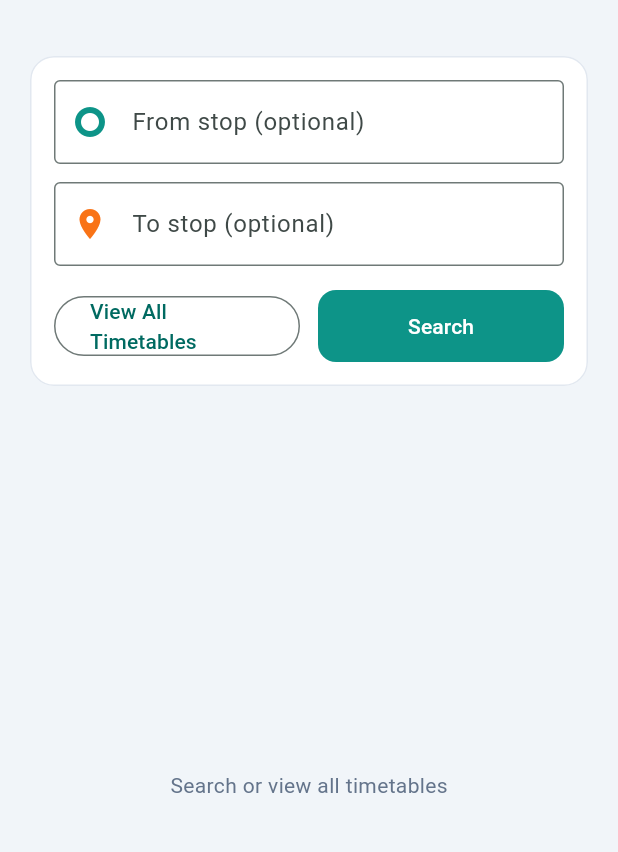
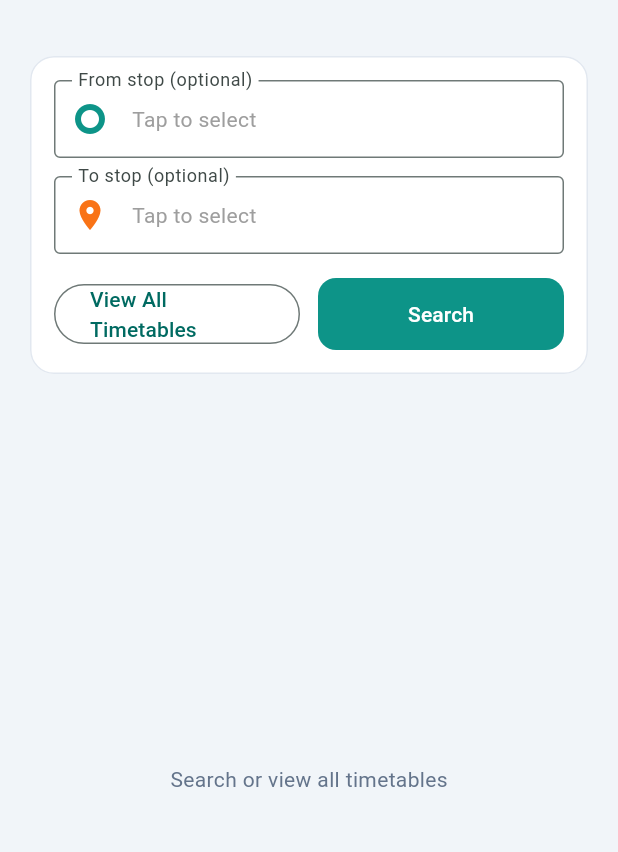
Before and after one commit to meetbhai78/botad-bus-tracker, a Flutter app: the TimetableScreen screen opened directly, on a phone screen of 412 x 824 dp, the part 58-910 px from its top. Run offline on Flutter 3.47's test engine with Material 3 defaults, Android fonts, the phone set to English and light mode, and no system bars; our stand-ins replace flutter_map, geolocator, latlong2, package_info_plus, qr_flutter, shared_preferences and 1 more; missing offline and left inert: mobile_scanner; accounts and stored records are empty; network calls fail.

Commit message:
Replace text input with stop selection sheet in timetable screen

```diff
--- a/passenger-app/lib/screens/timetable_screen.dart
+++ b/passenger-app/lib/screens/timetable_screen.dart
@@ -3,6 +3,8 @@ import 'package:http/http.dart' as http;
 import 'dart:convert';
 import '../constants.dart';
 import '../theme/app_colors.dart';
+import '../widgets/stop_search_sheet.dart';
+
 class TimetableScreen extends StatefulWidget {
   const TimetableScreen({super.key, this.initialFromStop});
 
@@ -72,21 +74,47 @@ class _TimetableScreenState extends State<TimetableScreen> {
                 padding: const EdgeInsets.all(16.0),
                 child: Column(
                   children: [
-                    TextField(
-                      controller: _fromController,
+                    InkWell(
+                      onTap: () async {
+                        final stop = await showStopSearchSheet(context, title: 'Select from stop');
+                        if (stop != null) {
+                          setState(() => _fromController.text = stop.name);
+                        }
+                      },
+                      child: InputDecorator(
                         decoration: const InputDecoration(
                           labelText: 'From stop (optional)',
                           prefixIcon: Icon(Icons.trip_origin, color: AppColors.primary),
                           border: OutlineInputBorder(),
                         ),
+                        child: Text(
+                          _fromController.text.isEmpty ? 'Tap to select' : _fromController.text,
+                          style: TextStyle(
+                            color: _fromController.text.isEmpty ? Colors.grey : AppColors.textPrimary,
+                          ),
+                        ),
+                      ),
                     ),
                     const SizedBox(height: 12),
-                    TextField(
-                      controller: _toController,
+                    InkWell(
+                      onTap: () async {
+                        final stop = await showStopSearchSheet(context, title: 'Select to stop');
+                        if (stop != null) {
+                          setState(() => _toController.text = stop.name);
+                        }
+                      },
+                      child: InputDecorator(
                         decoration: const InputDecoration(
                           labelText: 'To stop (optional)',
                           prefixIcon: Icon(Icons.place, color: AppColors.accent),
                           border: OutlineInputBorder(),
+                        ),
+                        child: Text(
+                          _toController.text.isEmpty ? 'Tap to select' : _toController.text,
+                          style: TextStyle(
+                            color: _toController.text.isEmpty ? Colors.grey : AppColors.textPrimary,
+                          ),
+                        ),
                       ),
                     ),
                     const SizedBox(height: 16),
```
Lines whose indentation alone changed are shown as unchanged.
